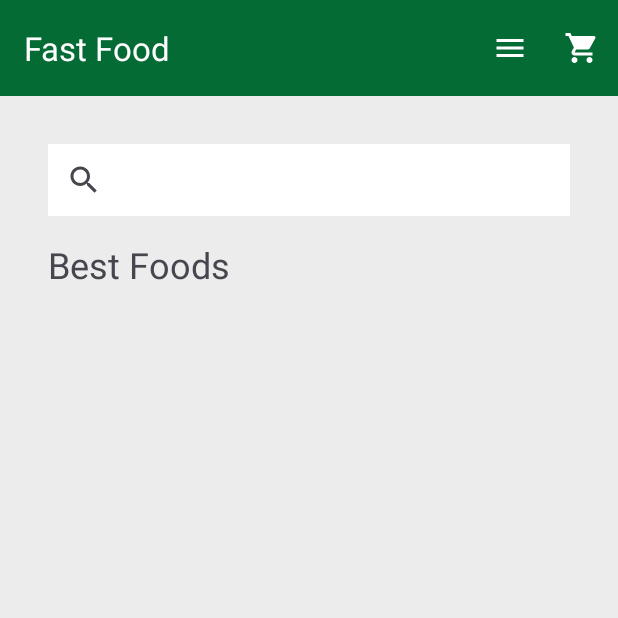
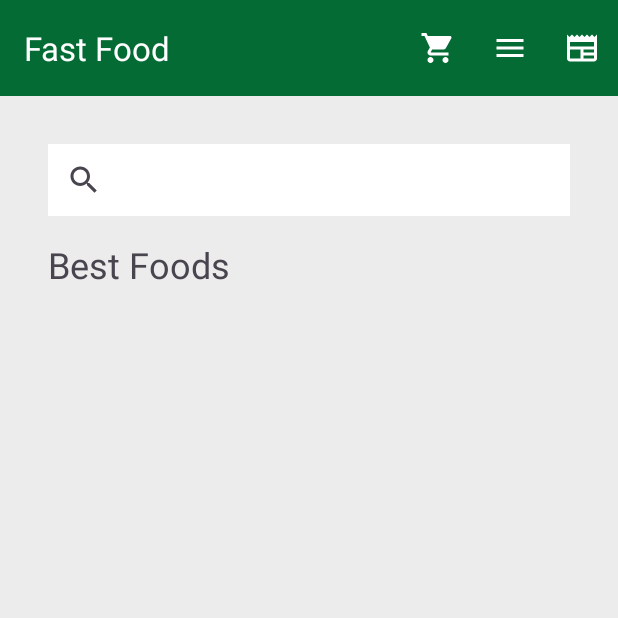
Before and after one commit to Teixeira007/Curso-Android, an Android app: the screen it shows after launch (ListFoodActivity), on a phone screen of 412 x 824 dp, the top half of it. Run offline under Robolectric (Android 15) with nearby library versions, the phone set to English and light mode, and no system bars; our stand-ins replace Picasso, Room's generated code; pictures from the network do not load; 1 statement that could not run was skipped.

Commit message:
Listar todos os pedidos que estão salvos localmente usando room

```diff
--- a/FastFood/app/src/main/AndroidManifest.xml
+++ b/FastFood/app/src/main/AndroidManifest.xml
@@ -15,6 +15,9 @@
         android:theme="@style/Base.Theme.FastFoodActivity"
         tools:targetApi="31">
         <activity
+            android:name=".ui.listPedidos.ListPedidosActivity"
+            android:exported="false" />
+        <activity
             android:name=".ui.detailsFood.DetailsFoodActivity"
             android:exported="false" />
         <activity
--- a/FastFood/app/src/main/java/com/home/fastfoodactivity/data/model/Pedido.java
+++ b/FastFood/app/src/main/java/com/home/fastfoodactivity/data/model/Pedido.java
@@ -7,7 +7,7 @@ import androidx.room.PrimaryKey;
 import java.util.List;
 
 @Entity
-public class Pedido {
+public class Pedido{
 
     @PrimaryKey(autoGenerate = true)
     private Integer id;
--- /dev/null
+++ b/FastFood/app/src/main/res/drawable/baseline_newspaper_24.xml
@@ -0,0 +1,5 @@
+<vector android:height="24dp" android:tint="#FFFFFF"
+    android:viewportHeight="24" android:viewportWidth="24"
+    android:width="24dp" xmlns:android="http://schemas.android.com/apk/res/android">
+    <path android:fillColor="@android:color/white" android:pathData="M22,3l-1.67,1.67L18.67,3L17,4.67L15.33,3l-1.66,1.67L12,3l-1.67,1.67L8.67,3L7,4.67L5.33,3L3.67,4.67L2,3v16c0,1.1 0.9,2 2,2l16,0c1.1,0 2,-0.9 2,-2V3zM11,19H4v-6h7V19zM20,19h-7v-2h7V19zM20,15h-7v-2h7V15zM20,11H4V8h16V11z"/>
+</vector>
--- a/FastFood/app/src/main/res/layout/item_food.xml
+++ b/FastFood/app/src/main/res/layout/item_food.xml
@@ -5,7 +5,7 @@
     xmlns:app="http://schemas.android.com/apk/res-auto"
     xmlns:tools="http://schemas.android.com/tools"
     app:cardCornerRadius="12dp"
-   android:layout_margin="6dp">
+    android:layout_margin="6dp">
 
     <RelativeLayout
         android:layout_width="match_parent"
--- a/FastFood/app/src/main/res/menu/menu_cart_itens.xml
+++ /dev/null
@@ -1,6 +0,0 @@
-<?xml version="1.0" encoding="utf-8"?>
-<menu xmlns:android="http://schemas.android.com/apk/res/android">
-
-    <item android:title="Text"/>
-
-</menu>
--- a/FastFood/app/src/main/res/menu/menu_cart_tool_bar.xml
+++ /dev/null
@@ -1,9 +0,0 @@
-<?xml version="1.0" encoding="utf-8"?>
-<menu xmlns:android="http://schemas.android.com/apk/res/android"
-    xmlns:app="http://schemas.android.com/apk/res-auto">
-    <item
-        android:id="@+id/menu_cart_item"
-        android:icon="@drawable/baseline_shopping_cart_24"
-        android:title="Menu Cart"
-        app:showAsAction="always"/>
-</menu>
--- a/FastFood/app/src/main/res/menu/menu_category_itens.xml
+++ /dev/null
@@ -1,4 +0,0 @@
-<?xml version="1.0" encoding="utf-8"?>
-<menu xmlns:android="http://schemas.android.com/apk/res/android">
-
-</menu>
--- a/FastFood/app/src/main/res/menu/menu_category_tool_bar.xml
+++ /dev/null
@@ -1,12 +0,0 @@
-<?xml version="1.0" encoding="utf-8"?>
-<menu xmlns:android="http://schemas.android.com/apk/res/android"
-    xmlns:app="http://schemas.android.com/apk/res-auto">
-
-    <item
-        android:id="@+id/menu_item"
-        android:icon="@drawable/baseline_menu_24"
-        android:title="Item do Menu"
-        app:showAsAction="always"
-        />
-
-</menu>
--- /dev/null
+++ b/FastFood/app/src/main/res/menu/menu_tool_bar.xml
@@ -0,0 +1,23 @@
+<?xml version="1.0" encoding="utf-8"?>
+<menu xmlns:android="http://schemas.android.com/apk/res/android"
+    xmlns:app="http://schemas.android.com/apk/res-auto">
+    <item
+        android:id="@+id/menu_cart_item"
+        android:icon="@drawable/baseline_shopping_cart_24"
+        android:title="Menu Cart"
+        app:showAsAction="always"/>
+
+    <item
+        android:id="@+id/menu_item"
+        android:icon="@drawable/baseline_menu_24"
+        android:title="Item do Menu"
+        app:showAsAction="always"
+        />
+
+    <item
+        android:id="@+id/menu_list_pedidos"
+        android:icon="@drawable/baseline_newspaper_24"
+        android:title="Lista de Pedidos"
+        app:showAsAction="always"
+        />
+</menu>
```
Also changed, not shown: FastFood/app/src/main/java/com/home/fastfoodactivity/ui/listFood/ListFoodActivity.java (+36 -12 lines), FastFood/app/src/main/java/com/home/fastfoodactivity/ui/listPedidos/ListPedidosActivity.java (added, +74 -0 lines), FastFood/app/src/main/java/com/home/fastfoodactivity/ui/listPedidos/ListPedidosAdapter.java (added, +68 -0 lines), FastFood/app/src/main/res/layout/activity_list_pedidos.xml (added, +31 -0 lines), FastFood/app/src/main/res/layout/activity_main.xml (+0 -69 lines), FastFood/app/src/main/res/layout/item_list_pedidos.xml (added, +38 -0 lines).
